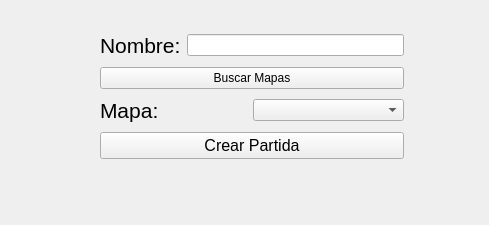
Before: the Qt Designer form Client/ui/ui/crearpartida.ui in AbrahamOsco/Worms-Taller-1, drawn with Qt 5.
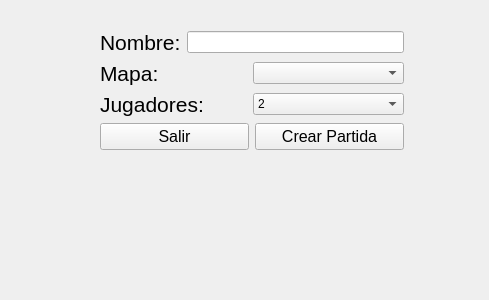
After: the same form once the commit is applied.

```diff
--- a/Client/ui/ui/crearpartida.ui
+++ b/Client/ui/ui/crearpartida.ui
@@ -7,7 +7,7 @@
     <x>0</x>
     <y>0</y>
     <width>489</width>
-    <height>225</height>
+    <height>300</height>
    </rect>
   </property>
   <property name="windowTitle">
@@ -19,14 +19,20 @@
      <x>100</x>
      <y>30</y>
      <width>304</width>
-     <height>135</height>
+     <height>204</height>
     </rect>
    </property>
    <layout class="QVBoxLayout" name="verticalLayout_2">
     <item>
-     <layout class="QHBoxLayout" name="horizontalLayout">
+     <layout class="QHBoxLayout" name="horizontalLayout_5">
       <item>
-       <widget class="QLabel" name="label_2">
+       <widget class="QLabel" name="label_6">
+        <property name="maximumSize">
+         <size>
+          <width>147</width>
+          <height>16777215</height>
+         </size>
+        </property>
         <property name="font">
          <font>
           <pointsize>16</pointsize>
@@ -38,7 +44,7 @@
        </widget>
       </item>
       <item>
-       <widget class="QLineEdit" name="lineNombre">
+       <widget class="QLineEdit" name="inputNombre">
         <property name="toolTip">
          <string>&lt;html&gt;&lt;head/&gt;&lt;body&gt;&lt;p&gt;Nombre de la partida a crear&lt;/p&gt;&lt;/body&gt;&lt;/html&gt;</string>
         </property>
@@ -47,11 +53,37 @@
      </layout>
     </item>
     <item>
-     <widget class="QPushButton" name="buttonBuscar">
-      <property name="text">
-       <string>Buscar Mapas</string>
-      </property>
-     </widget>
+     <layout class="QHBoxLayout" name="horizontalLayout">
+      <item>
+       <layout class="QHBoxLayout" name="horizontalLayout_4">
+        <item>
+         <widget class="QLabel" name="label_5">
+          <property name="maximumSize">
+           <size>
+            <width>147</width>
+            <height>16777215</height>
+           </size>
+          </property>
+          <property name="font">
+           <font>
+            <pointsize>16</pointsize>
+           </font>
+          </property>
+          <property name="text">
+           <string>Mapa:</string>
+          </property>
+         </widget>
+        </item>
+        <item>
+         <widget class="QComboBox" name="listaMapas">
+          <property name="toolTip">
+           <string>&lt;html&gt;&lt;head/&gt;&lt;body&gt;&lt;p&gt;Mapa de la partida&lt;/p&gt;&lt;/body&gt;&lt;/html&gt;</string>
+          </property>
+         </widget>
+        </item>
+       </layout>
+      </item>
+     </layout>
     </item>
     <item>
      <layout class="QHBoxLayout" name="horizontalLayout_3">
@@ -69,24 +101,66 @@
          </font>
         </property>
         <property name="text">
-         <string>Mapa:</string>
+         <string>&lt;html&gt;&lt;head/&gt;&lt;body&gt;&lt;p&gt;Jugadores:&lt;/p&gt;&lt;/body&gt;&lt;/html&gt;</string>
         </property>
        </widget>
       </item>
       <item>
-       <widget class="QComboBox" name="listaMapas"/>
+       <widget class="QComboBox" name="listaCantidad">
+        <property name="toolTip">
+         <string>&lt;html&gt;&lt;head/&gt;&lt;body&gt;&lt;p&gt;Cantidad de jugadores máxima&lt;/p&gt;&lt;/body&gt;&lt;/html&gt;</string>
+        </property>
+        <item>
+         <property name="text">
+          <string>2</string>
+         </property>
+        </item>
+        <item>
+         <property name="text">
+          <string>3</string>
+         </property>
+        </item>
+        <item>
+         <property name="text">
+          <string>4</string>
+         </property>
+        </item>
+       </widget>
       </item>
      </layout>
     </item>
     <item>
-     <widget class="QPushButton" name="buttonCrear">
-      <property name="font">
-       <font>
-        <pointsize>12</pointsize>
-       </font>
-      </property>
+     <layout class="QHBoxLayout" name="horizontalLayout_2">
+      <item>
+       <widget class="QPushButton" name="buttonSalir">
+        <property name="font">
+         <font>
+          <pointsize>12</pointsize>
+         </font>
+        </property>
+        <property name="text">
+         <string>Salir</string>
+        </property>
+       </widget>
+      </item>
+      <item>
+       <widget class="QPushButton" name="buttonCrear">
+        <property name="font">
+         <font>
+          <pointsize>12</pointsize>
+         </font>
+        </property>
+        <property name="text">
+         <string>Crear Partida</string>
+        </property>
+       </widget>
+      </item>
+     </layout>
+    </item>
+    <item>
+     <widget class="QLabel" name="label">
       <property name="text">
-       <string>Crear Partida</string>
+       <string/>
       </property>
      </widget>
     </item>
```
Left out of the diff: 2 changed lines with no effect on the pictures.
